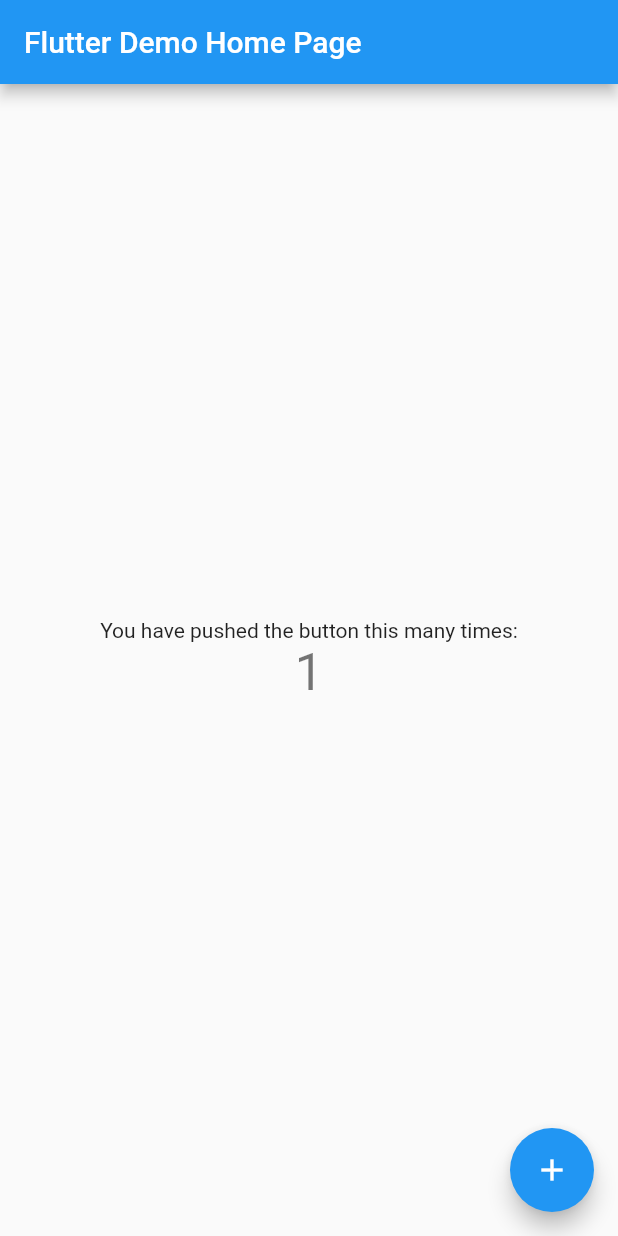
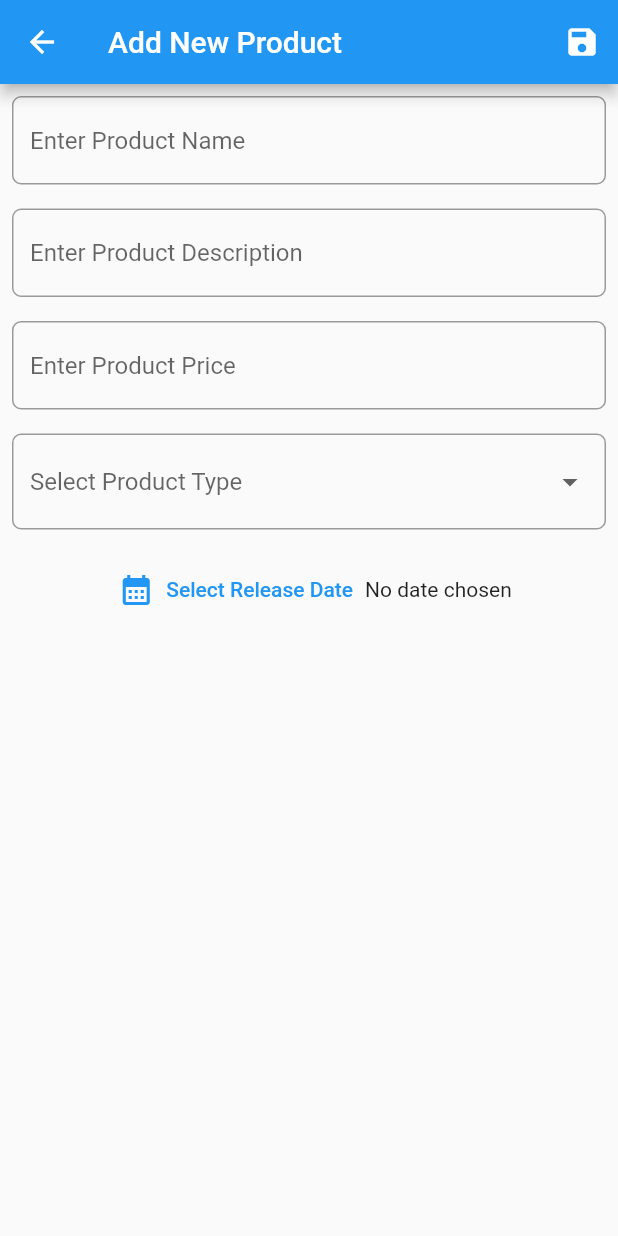
Before and after one commit to NaimurNoyon0409/Shopping_App_Project, a Flutter app: the screen it shows after launch, after a tap on the "add" icon, on a phone screen of 412 x 824 dp. Run offline on Flutter 3.47's test engine with Material 2 defaults, Android fonts, the phone set to English and light mode, and no system bars; missing offline and left inert: dart:ffi.

Commit message:
Making a form for adding products by the admin

```diff
--- a/lib/main.dart
+++ b/lib/main.dart
@@ -1,4 +1,6 @@
 import 'package:flutter/material.dart';
+import 'package:shopping_project/pages/add_product_page.dart';
+import 'package:shopping_project/pages/product_list_page.dart';
 
 void main() {
   runApp(const MyApp());
@@ -24,92 +26,11 @@ class MyApp extends StatelessWidget {
         // is not restarted.
         primarySwatch: Colors.blue,
       ),
-      home: const MyHomePage(title: 'Flutter Demo Home Page'),
+      initialRoute: ProducListPage.routeName,
+      routes: {
+        ProducListPage.routeName:(context)=> ProducListPage(),
+        NewProductAddPage.routeName:(context)=> NewProductAddPage()
+      },
     );
   }
 }
-
-class MyHomePage extends StatefulWidget {
-  const MyHomePage({Key? key, required this.title}) : super(key: key);
-
-  // This widget is the home page of your application. It is stateful, meaning
-  // that it has a State object (defined below) that contains fields that affect
-  // how it looks.
-
-  // This class is the configuration for the state. It holds the values (in this
-  // case the title) provided by the parent (in this case the App widget) and
-  // used by the build method of the State. Fields in a Widget subclass are
-  // always marked "final".
-
-  final String title;
-
-  @override
-  State<MyHomePage> createState() => _MyHomePageState();
-}
-
-class _MyHomePageState extends State<MyHomePage> {
-  int _counter = 0;
-
-  void _incrementCounter() {
-    setState(() {
-      // This call to setState tells the Flutter framework that something has
-      // changed in this State, which causes it to rerun the build method below
-      // so that the display can reflect the updated values. If we changed
-      // _counter without calling setState(), then the build method would not be
-      // called again, and so nothing would appear to happen.
-      _counter++;
-    });
-  }
-
-  @override
-  Widget build(BuildContext context) {
-    // This method is rerun every time setState is called, for instance as done
-    // by the _incrementCounter method above.
-    //
-    // The Flutter framework has been optimized to make rerunning build methods
-    // fast, so that you can just rebuild anything that needs updating rather
-    // than having to individually change instances of widgets.
-    return Scaffold(
-      appBar: AppBar(
-        // Here we take the value from the MyHomePage object that was created by
-        // the App.build method, and use it to set our appbar title.
-        title: Text(widget.title),
-      ),
-      body: Center(
-        // Center is a layout widget. It takes a single child and positions it
-        // in the middle of the parent.
-        child: Column(
-          // Column is also a layout widget. It takes a list of children and
-          // arranges them vertically. By default, it sizes itself to fit its
-          // children horizontally, and tries to be as tall as its parent.
-          //
-          // Invoke "debug painting" (press "p" in the console, choose the
-          // "Toggle Debug Paint" action from the Flutter Inspector in Android
-          // Studio, or the "Toggle Debug Paint" command in Visual Studio Code)
-          // to see the wireframe for each widget.
-          //
-          // Column has various properties to control how it sizes itself and
-          // how it positions its children. Here we use mainAxisAlignment to
-          // center the children vertically; the main axis here is the vertical
-          // axis because Columns are vertical (the cross axis would be
-          // horizontal).
-          mainAxisAlignment: MainAxisAlignment.center,
-          children: <Widget>[
-            const Text(
-              'You have pushed the button this many times:',
-            ),
-            Text(
-              '$_counter',
-              style: Theme.of(context).textTheme.headline4,
-            ),
-          ],
-        ),
-      ),
-      floatingActionButton: FloatingActionButton(
-        onPressed: _incrementCounter,
-        tooltip: 'Increment',
-        child: const Icon(Icons.add),
-      ), // This trailing comma makes auto-formatting nicer for build methods.
-    );
-  }
-}
--- /dev/null
+++ b/lib/models/product_model.dart
@@ -0,0 +1,52 @@
+const String tableProduct='tbl_movie';
+const String tblProductColId='id';
+const String tblProductColName='name';
+const String tblProductColImage='image';
+const String tblProductColDes='description';
+const String tblProductColPrice='price';
+const String tblProductColType='type';
+const String tblProductColExpireDate='expire_date';
+
+class ProductModel{
+  int? id;
+  String name;
+  String image;
+  String description;
+  int price;
+  String type;
+  String expire_date;
+
+  ProductModel({
+    this.id,
+    required this.name,
+    required this.image,
+    required this.description,
+    required this.price,
+    required this.type,
+    required this.expire_date,
+  });
+
+  Map<String,dynamic> toMap(){
+    final map=<String,dynamic>{
+      tblProductColName:name,
+      tblProductColDes:description,
+      tblProductColImage:image,
+      tblProductColPrice:price,
+      tblProductColType:type,
+      tblProductColExpireDate:expire_date,
+    };
+    if(id!=null){
+      map[tblProductColId]=id;
+    }
+    return map;
+  }
+
+  factory ProductModel.fromMap(Map<String,dynamic> map) => ProductModel(
+    id: map[tblProductColId],
+    name: map[tblProductColName],
+    image: map[tblProductColImage],
+    description: map[tblProductColDes],
+    price: map[tblProductColPrice],
+    type: map[tblProductColType],
+    expire_date: map[tblProductColExpireDate],);
+}
--- /dev/null
+++ b/lib/pages/add_product_page.dart
@@ -0,0 +1,154 @@
+import 'dart:ffi';
+
+import 'package:flutter/material.dart';
+
+import '../utils/constants.dart';
+import '../utils/helper_function.dart';
+class NewProductAddPage extends StatefulWidget {
+  static const String routeName = '/add_product';
+  const NewProductAddPage({Key? key}) : super(key: key);
+
+  @override
+  State<NewProductAddPage> createState() => _NewProductAddPageState();
+}
+
+class _NewProductAddPageState extends State<NewProductAddPage> {
+  final nameController = TextEditingController();
+  final descriptionController = TextEditingController();
+  final priceController = TextEditingController();
+  final _formkey = GlobalKey<FormState>();
+  String? selectedType;
+  DateTime? expireDate;
+
+  @override
+  void dispose() {
+    nameController.dispose();
+    descriptionController.dispose();
+    priceController.dispose();
+    super.dispose();
+  }
+
+  @override
+  Widget build(BuildContext context) {
+    return Scaffold(
+      appBar: AppBar(
+        title: Text("Add New Product"),
+        actions: [
+          IconButton(onPressed: saveProduct,
+              icon: Icon(Icons.save))
+        ],
+      ),
+      body: Form(
+        key: _formkey,
+        child: ListView(
+          children: [
+            Padding(padding: EdgeInsets.all(8.0),
+            child: TextFormField(
+              controller: nameController,
+              decoration: InputDecoration(
+                hintText: "Enter Product Name",
+                border: OutlineInputBorder(
+                  borderRadius: BorderRadius.circular(6),
+                  borderSide: BorderSide(
+                      color: Colors.blue,
+                      width: 1
+                  )
+                )
+              ),
+              validator: (value){
+                if(value==null || value.isEmpty){
+                  return "This field must not be empty";
+                }
+              },
+            ),),
+            Padding(padding: EdgeInsets.all(8.0),
+              child: TextFormField(
+                controller: descriptionController,
+                decoration: InputDecoration(
+                    hintText: "Enter Product Description",
+                    border: OutlineInputBorder(
+                        borderRadius: BorderRadius.circular(6),
+                        borderSide: BorderSide(
+                            color: Colors.blue,
+                            width: 1
+                        )
+                    )
+                ),
+                validator: (value){
+                  if(value==null || value.isEmpty){
+                    return "This field must not be empty";
+                  }
+                },
+              ),),
+            Padding(padding: EdgeInsets.all(8.0),
+              child: TextFormField(
+                controller: priceController,
+                decoration: InputDecoration(
+                    hintText: "Enter Product Price",
+                    border: OutlineInputBorder(
+                        borderRadius: BorderRadius.circular(6),
+                        borderSide: BorderSide(
+                            color: Colors.blue,
+                            width: 1
+                        )
+                    )
+                ),
+                validator: (value){
+                  if(value==null || value.isEmpty){
+                    return "This field must not be empty";
+                  }
+                },
+              ),),
+            Padding(
+              padding: const EdgeInsets.all(8.0),
+              child: DropdownButtonFormField<String>(
+                  decoration: InputDecoration(
+                      border: OutlineInputBorder(
+                          borderRadius: BorderRadius.circular(6),
+                          borderSide:
+                          const BorderSide(color: Colors.blue, width: 1))),
+                  hint: const Text('Select Product Type'),
+                  items: productType
+                      .map((e) => DropdownMenuItem(value: e, child: Text(e!)))
+                      .toList(),
+                  value: selectedType,
+                  validator: (value) {
+                    if (value == null || value.isEmpty) {
+                      return 'Please select a type';
+                    }
+                    return null;
+                  },
+                  onChanged: (value) {
+                    setState(() {
+                      selectedType = value;
+                    });
+                  }),
+            ),
+            Padding(
+              padding: const EdgeInsets.all(8.0),
+              child: Row(
+                mainAxisAlignment: MainAxisAlignment.center,
+                children: [
+                  TextButton.icon(
+                    onPressed: selectDate,
+                    icon: const Icon(Icons.calendar_month),
+                    label: const Text('Select Release Date'),
+                  ),
+                  Text(expireDate == null
+                      ? 'No date chosen'
+                      : getFormattedDate(expireDate!, 'dd/MM/yyyy'))
+                ],
+              ),
+            ),
+          ],
+        ),
+      ),
+    );
+  }
+
+  void saveProduct() {
+  }
+
+  void selectDate() {
+  }
+}
--- /dev/null
+++ b/lib/pages/product_list_page.dart
@@ -0,0 +1,24 @@
+import 'package:flutter/material.dart';
+import 'package:shopping_project/pages/add_product_page.dart';
+
+class ProducListPage extends StatefulWidget {
+  static const String routeName = '/home';
+  const ProducListPage({Key? key}) : super(key: key);
+
+  @override
+  State<ProducListPage> createState() => _ProducListPageState();
+}
+
+class _ProducListPageState extends State<ProducListPage> {
+  @override
+  Widget build(BuildContext context) {
+    return Scaffold(
+      floatingActionButton: FloatingActionButton(
+        onPressed: (){
+          Navigator.pushNamed(context, NewProductAddPage.routeName);
+        },
+        child: Icon(Icons.add),
+      ),
+    );
+  }
+}
--- /dev/null
+++ b/lib/utils/constants.dart
@@ -0,0 +1 @@
+List<String?> productType = ['Food', 'Electronics', 'Books'];
--- /dev/null
+++ b/lib/utils/helper_function.dart
@@ -0,0 +1,5 @@
+import 'package:intl/intl.dart';
+
+String getFormattedDate(DateTime dateTime, String pattern) {
+  return DateFormat(pattern).format(dateTime);
+}
--- a/pubspec.yaml
+++ b/pubspec.yaml
@@ -34,6 +34,10 @@ dependencies:
   # The following adds the Cupertino Icons font to your application.
   # Use with the CupertinoIcons class for iOS style icons.
   cupertino_icons: ^1.0.2
+  provider:
+  intl:
+  image_picker:
+  sqflite:
 
 dev_dependencies:
   flutter_test:
```
Also changed, not shown: pubspec.lock.
